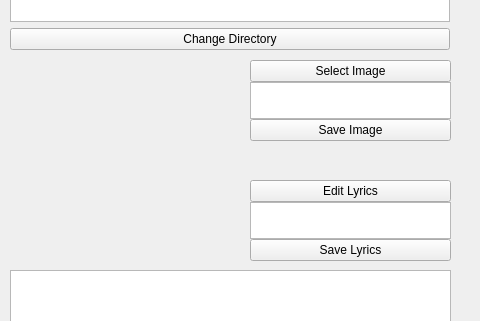
This is app/src/mainwindow.ui in mmasniy/utag as Qt 5 draws it before an edit; both pictures show x 920 to 1400 and y 119 to 440 of the 1400 by 670 pixel window. The edited form follows.
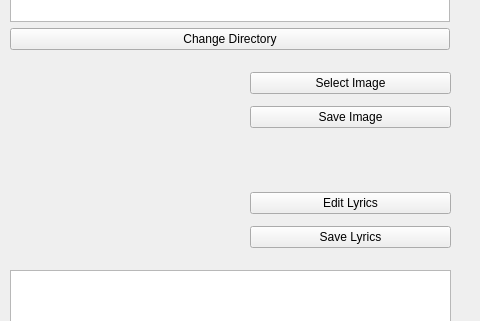
This is the edited form. Custom widgets are drawn as their Qt base class.

What changed in the file:
```diff
--- a/app/src/mainwindow.ui
+++ b/app/src/mainwindow.ui
@@ -298,9 +298,6 @@
        </property>
       </widget>
      </item>
-     <item>
-      <widget class="QPlainTextEdit" name="plainTextEdit_3"/>
-     </item>
      <item>
       <widget class="QPushButton" name="pushButton_4">
        <property name="maximumSize">
@@ -325,7 +322,7 @@
       <height>81</height>
      </rect>
     </property>
-    <layout class="QVBoxLayout" name="verticalLayout_4" stretch="0,0,0">
+    <layout class="QVBoxLayout" name="verticalLayout_4" stretch="0,0">
      <property name="spacing">
       <number>0</number>
      </property>
@@ -342,16 +339,6 @@
        </property>
       </widget>
      </item>
-     <item>
-      <widget class="QPlainTextEdit" name="plainTextEdit_2">
-       <property name="toolTipDuration">
-        <number>-1</number>
-       </property>
-       <property name="lineWidth">
-        <number>1</number>
-       </property>
-      </widget>
-     </item>
      <item>
       <widget class="QPushButton" name="pushButton_3">
        <property name="maximumSize">
```
